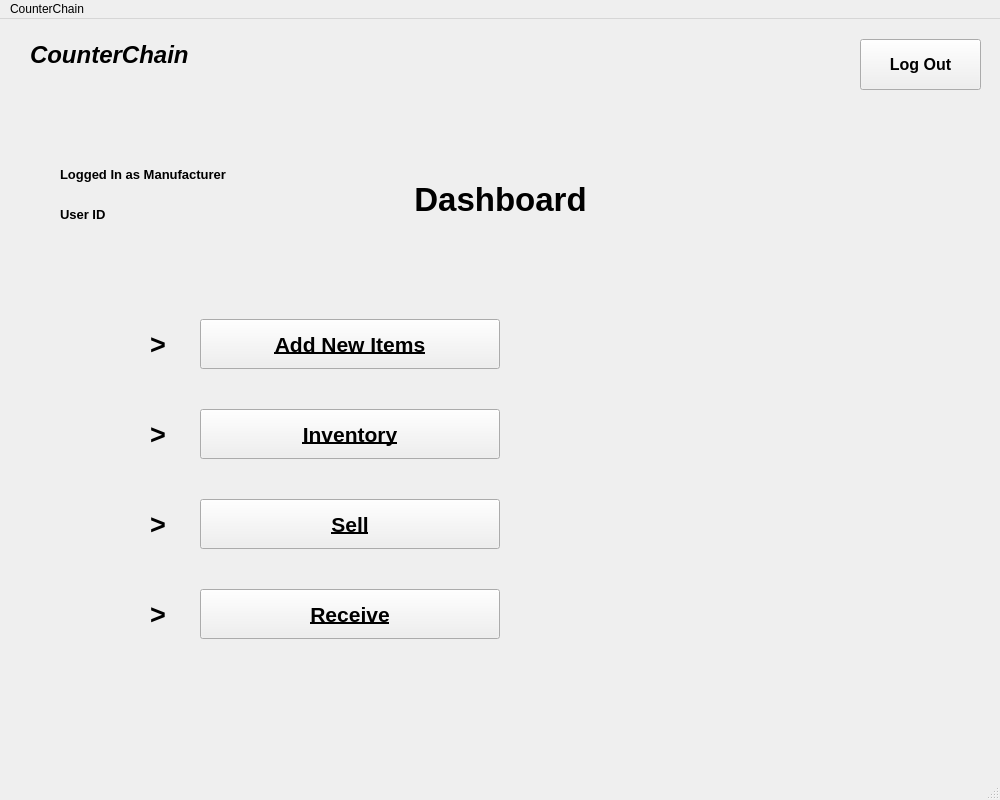
The window that dashboard.ui (shubham0298/CounterChain) describes before a commit, drawn with Qt 5.
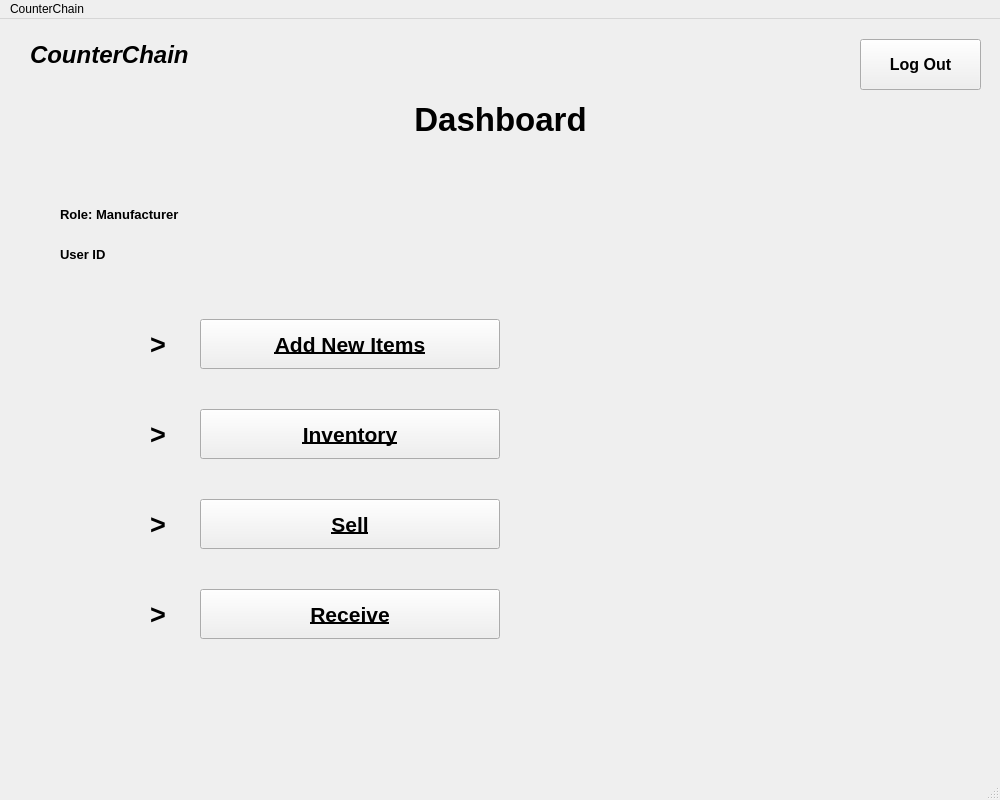
The same window after the commit.

The edit to the form file:
```diff
--- a/dashboard.ui
+++ b/dashboard.ui
@@ -42,7 +42,7 @@
     <property name="geometry">
      <rect>
       <x>380</x>
-      <y>150</y>
+      <y>70</y>
       <width>241</width>
       <height>61</height>
      </rect>
@@ -315,8 +315,8 @@
     <property name="geometry">
      <rect>
       <x>60</x>
-      <y>140</y>
-      <width>241</width>
+      <y>180</y>
+      <width>211</width>
       <height>31</height>
      </rect>
     </property>
@@ -331,15 +331,15 @@
      <cursorShape>IBeamCursor</cursorShape>
     </property>
     <property name="text">
-     <string>Logged In as Manufacturer</string>
+     <string>Role: Manufacturer</string>
     </property>
    </widget>
    <widget class="QLabel" name="label_8">
     <property name="geometry">
      <rect>
       <x>60</x>
-      <y>180</y>
-      <width>71</width>
+      <y>220</y>
+      <width>311</width>
       <height>31</height>
      </rect>
     </property>
```
Left out of the diff: 4 changed lines with no effect on the pictures.
